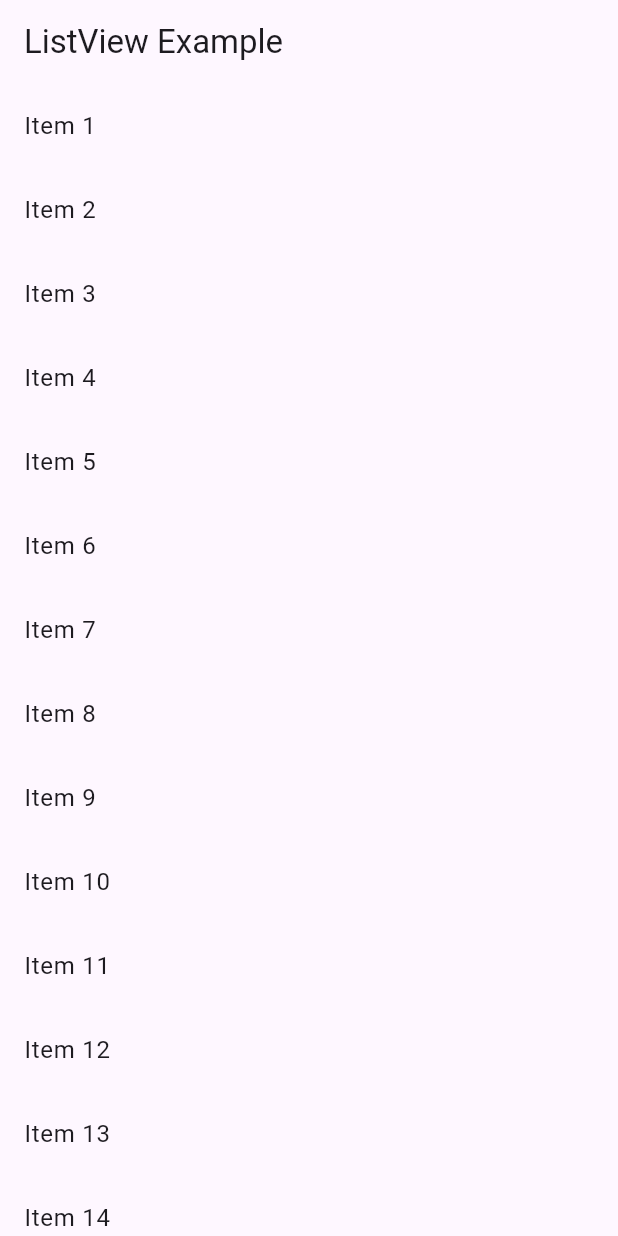
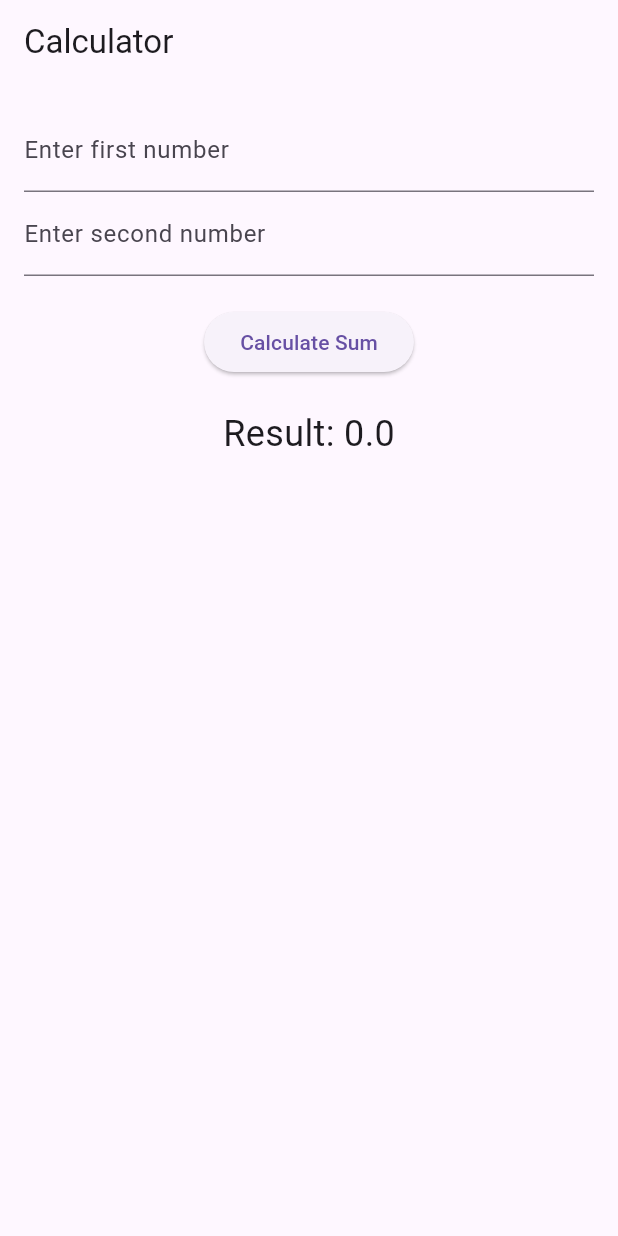
Before and after one commit to srijan-0/Mobile-Application, a Flutter app: the screen it shows after launch, on a phone screen of 412 x 824 dp. Run offline on Flutter 3.47's test engine with Material 3 defaults, Android fonts, the phone set to English and light mode, and no system bars.

Commit message:
Forth commit

```diff
--- a/flutter_application_1/lib/main.dart
+++ b/flutter_application_1/lib/main.dart
@@ -49,22 +49,73 @@
 //   }
 // }
 
+// import 'package:flutter/material.dart';
+
+// void main() => runApp(MyApp());
+
+// class MyApp extends StatelessWidget {
+//   @override
+//   Widget build(BuildContext context) {
+//     return MaterialApp(
+//       home: Scaffold(
+//         appBar: AppBar(title: Text('ListView Example')),
+//         body: ListView(
+//           children: List.generate(20, (index) {
+//             return ListTile(
+//               title: Text('Item ${index + 1}'),
+//             );
+//           }),
+//         ),
+//       ),
+//     );
+//   }
+// }
+
 import 'package:flutter/material.dart';
 
 void main() => runApp(MyApp());
 
-class MyApp extends StatelessWidget {
+class MyApp extends StatefulWidget {
+  @override
+  _MyAppState createState() => _MyAppState();
+}
+
+class _MyAppState extends State<MyApp> {
+  final TextEditingController _num1Controller = TextEditingController();
+  final TextEditingController _num2Controller = TextEditingController();
+  double _result = 0;
+
+  void _calculateSum() {
+    setState(() {
+      double num1 = double.tryParse(_num1Controller.text) ?? 0;
+      double num2 = double.tryParse(_num2Controller.text) ?? 0;
+      _result = num1 + num2;
+    });
+  }
+
   @override
   Widget build(BuildContext context) {
     return MaterialApp(
       home: Scaffold(
-        appBar: AppBar(title: Text('ListView Example')),
-        body: ListView(
-          children: List.generate(20, (index) {
-            return ListTile(
-              title: Text('Item ${index + 1}'),
-            );
-          }),
+        appBar: AppBar(title: Text('Calculator')),
+        body: Padding(
+          padding: EdgeInsets.all(16.0),
+          child: Column(
+            children: [
+              TextField(
+                  controller: _num1Controller,
+                  decoration: InputDecoration(labelText: 'Enter first number')),
+              TextField(
+                  controller: _num2Controller,
+                  decoration:
+                      InputDecoration(labelText: 'Enter second number')),
+              SizedBox(height: 20),
+              ElevatedButton(
+                  onPressed: _calculateSum, child: Text('Calculate Sum')),
+              SizedBox(height: 20),
+              Text('Result: $_result', style: TextStyle(fontSize: 24)),
+            ],
+          ),
         ),
       ),
     );
```
